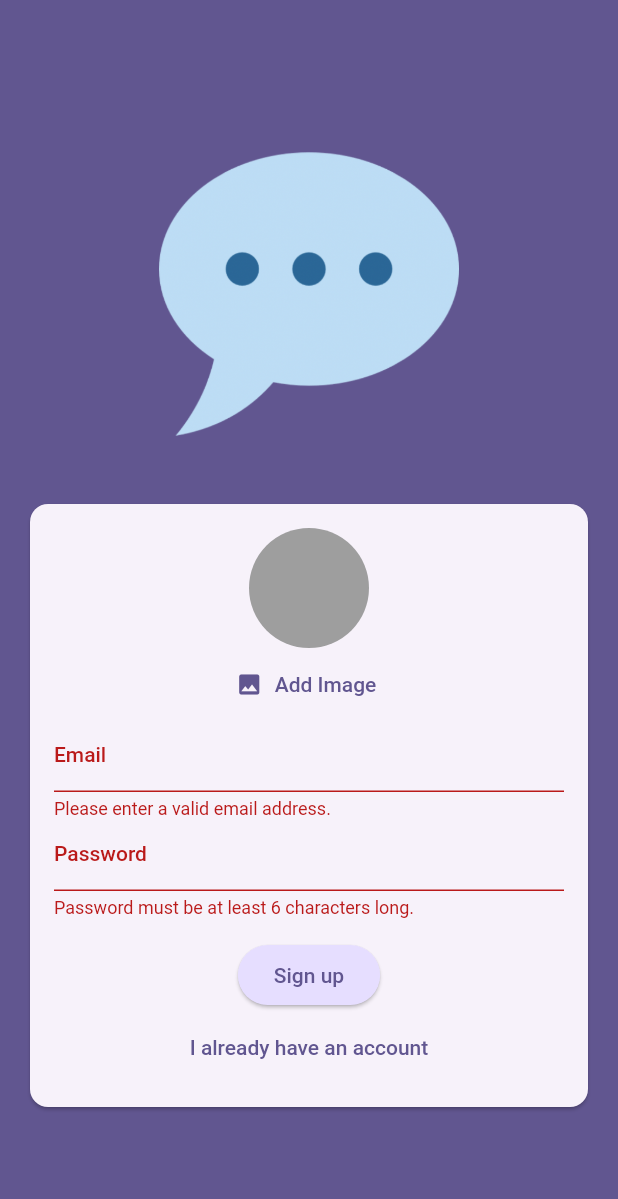
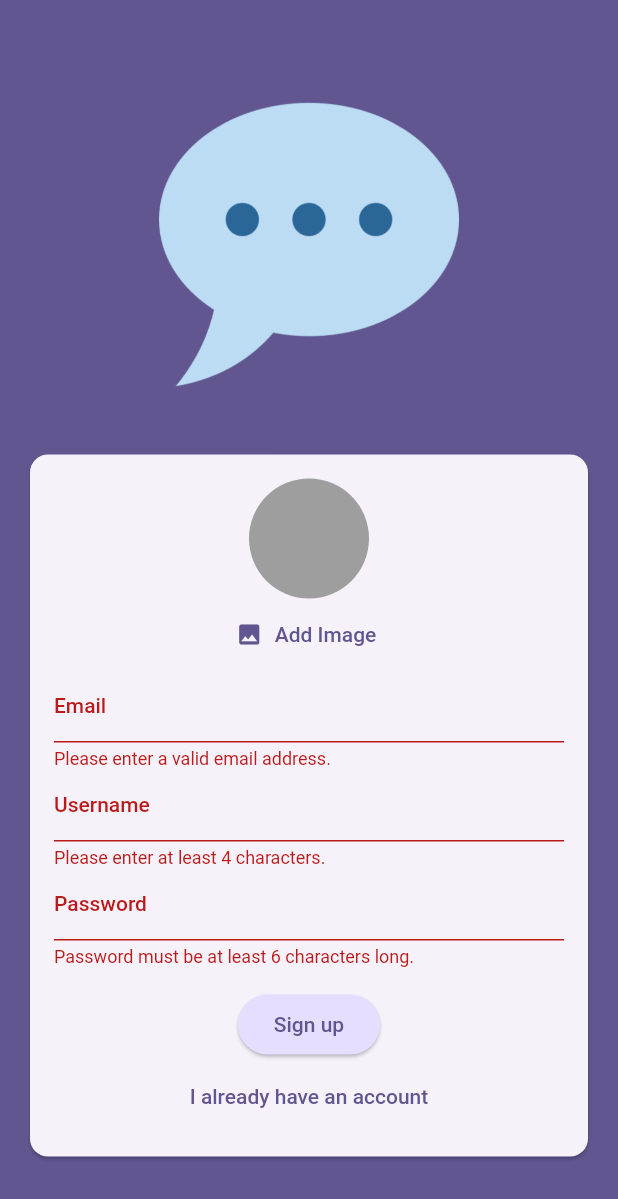
Before and after one commit to phammaidung/ChatApp, a Flutter app: the screen it shows after launch, after a tap on "Log in", after a tap on "Create an account", after a tap on "Sign up", on a phone screen of 412 x 824 dp. Shown: the top 1199 px of the screen. Run offline on Flutter 3.47's test engine with Material 2 defaults, Android fonts, the phone set to English and light mode, and no system bars; our stand-ins replace cloud_firestore, firebase_auth, firebase_core, firebase_storage, image_picker; accounts and stored records are empty.

```diff
--- a/lib/screens/auth.dart
+++ b/lib/screens/auth.dart
@@ -24,6 +24,7 @@ class _AuthScreenState extends State<AuthScreen> {
   var _enteredPassword = '';
   File? _selectedImage;
   var _isAuthenticating = false;
+  var _enteredUsername = '';
 
   void _submit() async {
     final isValid = _formKey.currentState!.validate();
@@ -57,7 +58,7 @@ class _AuthScreenState extends State<AuthScreen> {
             .collection('users')
             .doc(userCredentials.user!.uid)
             .set({
-          'username': 'to be done...',
+          'username': _enteredUsername,
           'email': _enteredEmail,
           'image_url': imageUrl,
         });
@@ -125,6 +126,23 @@ class _AuthScreenState extends State<AuthScreen> {
                                 _enteredEmail = value!;
                               },
                             ),
+                            if (!_isLogin)
+                              TextFormField(
+                                decoration: const InputDecoration(
+                                    labelText: 'Username'),
+                                enableSuggestions: false,
+                                validator: (value) {
+                                  if (value == null ||
+                                      value.isEmpty ||
+                                      value.trim().length < 4) {
+                                    return 'Please enter at least 4 characters.';
+                                  }
+                                  return null;
+                                },
+                                onSaved: (value) {
+                                  _enteredUsername = value!;
+                                },
+                              ),
                             TextFormField(
                               decoration:
                                   const InputDecoration(labelText: 'Password'),
```
Also changed, not shown: lib/screens/chat.dart (+8 -4 lines), lib/widgets/chat_messages.dart (added, +35 -0 lines), lib/widgets/new_messages.dart (added, +71 -0 lines).
